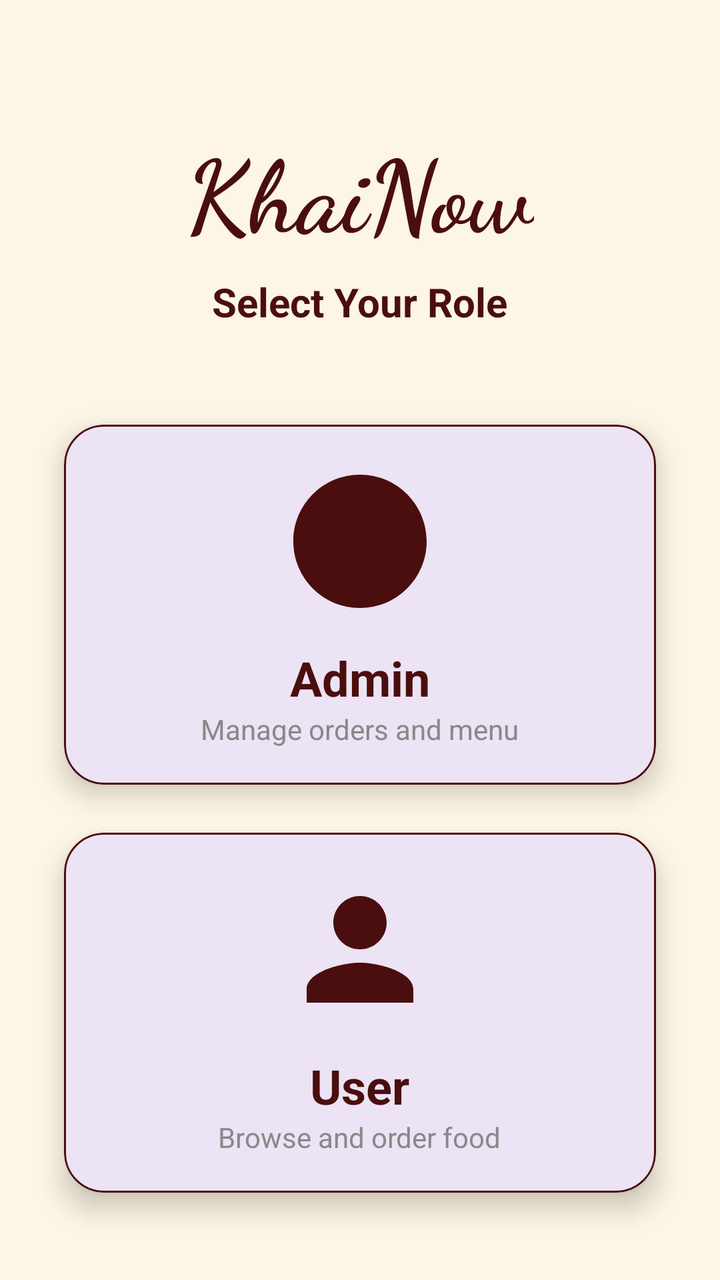
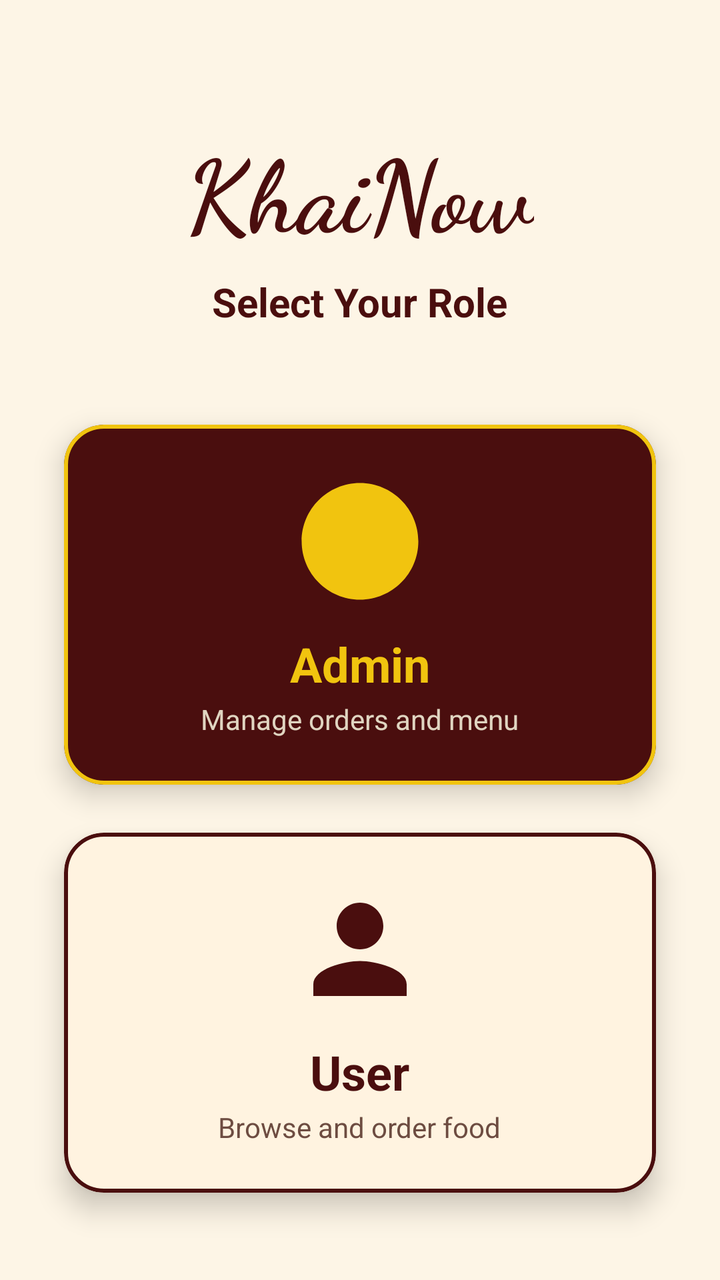

Before-and-after screenshots of an Android layout around one commit, followed by the original layout XML and the change that was made.
<!-- AndroidManifest.xml: application theme Theme.KhaiNow -->
<!-- res/layout/fragment_user_role.xml -->
<?xml version="1.0" encoding="utf-8"?>
<androidx.constraintlayout.widget.ConstraintLayout xmlns:android="http://schemas.android.com/apk/res/android"
    xmlns:app="http://schemas.android.com/apk/res-auto"
    xmlns:tools="http://schemas.android.com/tools"
    android:layout_width="match_parent"
    android:layout_height="match_parent"
    android:background="@color/restaurant_cream"
    tools:context=".fragments.UserRoleFragment">

    <TextView
        android:id="@+id/tv_title"
        android:layout_width="wrap_content"
        android:layout_height="wrap_content"
        android:layout_marginTop="60dp"
        android:fontFamily="cursive"
        android:text="KhaiNow"
        android:textColor="@color/restaurant_maroon"
        android:textSize="50sp"
        android:textStyle="bold"
        app:layout_constraintEnd_toEndOf="parent"
        app:layout_constraintStart_toStartOf="parent"
        app:layout_constraintTop_toTopOf="parent" />

    <TextView
        android:id="@+id/tv_subtitle"
        android:layout_width="wrap_content"
        android:layout_height="wrap_content"
        android:layout_marginTop="8dp"
        android:text="Select Your Role"
        android:textColor="@color/restaurant_maroon"
        android:textSize="20sp"
        android:textStyle="bold"
        app:layout_constraintEnd_toEndOf="parent"
        app:layout_constraintStart_toStartOf="parent"
        app:layout_constraintTop_toBottomOf="@id/tv_title" />

    <com.google.android.material.card.MaterialCardView
        android:id="@+id/card_admin"
        android:layout_width="0dp"
        android:layout_height="180dp"
        android:layout_marginHorizontal="32dp"
        android:layout_marginTop="48dp"
        android:clickable="true"
        android:focusable="true"
        app:cardCornerRadius="20dp"
        app:cardElevation="8dp"
        app:rippleColor="@color/restaurant_gold"
        app:strokeColor="@color/restaurant_maroon"
        app:strokeWidth="1dp"
        app:layout_constraintEnd_toEndOf="parent"
        app:layout_constraintStart_toStartOf="parent"
        app:layout_constraintTop_toBottomOf="@id/tv_subtitle">

        <LinearLayout
            android:layout_width="match_parent"
            android:layout_height="match_parent"
            android:gravity="center"
            android:orientation="vertical">

            <ImageView
                android:layout_width="80dp"
                android:layout_height="80dp"
                android:src="@drawable/ic_admin_role"
                app:tint="@color/restaurant_maroon"
                android:contentDescription="Admin Icon" />

            <TextView
                android:layout_width="wrap_content"
                android:layout_height="wrap_content"
                android:layout_marginTop="12dp"
                android:text="Admin"
                android:textColor="@color/restaurant_maroon"
                android:textSize="24sp"
                android:textStyle="bold" />

            <TextView
                android:layout_width="wrap_content"
                android:layout_height="wrap_content"
                android:text="Manage orders and menu"
                android:textColor="#888888"
                android:textSize="14sp" />
        </LinearLayout>
    </com.google.android.material.card.MaterialCardView>

    <com.google.android.material.card.MaterialCardView
        android:id="@+id/card_user"
        android:layout_width="0dp"
        android:layout_height="180dp"
        android:layout_marginHorizontal="32dp"
        android:layout_marginTop="24dp"
        android:clickable="true"
        android:focusable="true"
        app:cardCornerRadius="20dp"
        app:cardElevation="8dp"
        app:rippleColor="@color/restaurant_gold"
        app:strokeColor="@color/restaurant_maroon"
        app:strokeWidth="1dp"
        app:layout_constraintEnd_toEndOf="parent"
        app:layout_constraintStart_toStartOf="parent"
        app:layout_constraintTop_toBottomOf="@id/card_admin">

        <LinearLayout
            android:layout_width="match_parent"
            android:layout_height="match_parent"
            android:gravity="center"
            android:orientation="vertical">

            <ImageView
                android:layout_width="80dp"
                android:layout_height="80dp"
                android:src="@drawable/ic_user_role"
                app:tint="@color/restaurant_maroon"
                android:contentDescription="User Icon" />

            <TextView
                android:layout_width="wrap_content"
                android:layout_height="wrap_content"
                android:layout_marginTop="12dp"
                android:text="User"
                android:textColor="@color/restaurant_maroon"
                android:textSize="24sp"
                android:textStyle="bold" />

            <TextView
                android:layout_width="wrap_content"
                android:layout_height="wrap_content"
                android:text="Browse and order food"
                android:textColor="#888888"
                android:textSize="14sp" />
        </LinearLayout>
    </com.google.android.material.card.MaterialCardView>


</androidx.constraintlayout.widget.ConstraintLayout>
<!-- resources referenced by this layout -->
<resources>
  <color name="restaurant_cream">#FDF5E6</color>
  <color name="restaurant_gold">#F1C40F</color>
  <color name="restaurant_maroon">#4A0E0E</color>
  <!-- drawable ic_admin_role (drawable) -->
  <vector xmlns:android="http://schemas.android.com/apk/res/android"
      android:width="24dp"
      android:height="24dp"
      android:viewportWidth="24"
      android:viewportHeight="24"
      android:tint="?attr/colorControlNormal">
    <path
        android:fillColor="@android:color/white"
        android:pathData="M12,12m-9,0a9,9 0,1 1,18 0a9,9 0,1 1,-18 0"/>
    <path
        android:fillColor="@android:color/white"
        android:pathData="M12,2C6.48,2 2,6.48 2,12s4.48,10 10,10 10,-4.48 10,-10S17.52,2 12,2zM12,20c-4.41,0 -8,-3.59 -8,-8s3.59,-8 8,-8 8,3.59 8,8 -3.59,8 -8,8zM15,9L13,9L13,7L11,7L11,9L9,9L9,11L11,11L11,13L13,13L13,11L15,11L15,9z"/>
  </vector>
  <!-- drawable ic_user_role (drawable) -->
  <vector xmlns:android="http://schemas.android.com/apk/res/android"
      android:width="24dp"
      android:height="24dp"
      android:viewportWidth="24"
      android:viewportHeight="24"
      android:tint="?attr/colorControlNormal">
    <path
        android:fillColor="@android:color/white"
        android:pathData="M12,12c2.21,0 4,-1.79 4,-4s-1.79,-4 -4,-4 -4,1.79 -4,4 1.79,4 4,4zM12,14c-2.67,0 -8,1.34 -8,4v2h16v-2c0,-2.66 -5.33,-4 -8,-4z"/>
  </vector>
  <style name="Theme.KhaiNow" parent="Base.Theme.KhaiNow" />
  <style name="Base.Theme.KhaiNow" parent="Theme.Material3.DayNight.NoActionBar">
          
          <item name="android:statusBarColor">@color/restaurant_maroon</item>
          <item name="android:windowLightStatusBar">false</item>
  
      </style>
</resources>

<!-- the commit's change to res/layout/fragment_user_role.xml (unified diff, before → after) -->
@@ -5,7 +5,7 @@
     android:layout_width="match_parent"
     android:layout_height="match_parent"
     android:background="@color/restaurant_cream"
-    tools:context=".fragments.UserRoleFragment">
+    tools:context=".fragments.auth.UserRoleFragment">
 
     <TextView
         android:id="@+id/tv_title"
@@ -42,11 +42,12 @@
         android:layout_marginTop="48dp"
         android:clickable="true"
         android:focusable="true"
+        app:cardBackgroundColor="@color/card_admin_bg"
         app:cardCornerRadius="20dp"
         app:cardElevation="8dp"
         app:rippleColor="@color/restaurant_gold"
-        app:strokeColor="@color/restaurant_maroon"
-        app:strokeWidth="1dp"
+        app:strokeColor="@color/restaurant_gold"
+        app:strokeWidth="2dp"
         app:layout_constraintEnd_toEndOf="parent"
         app:layout_constraintStart_toStartOf="parent"
         app:layout_constraintTop_toBottomOf="@id/tv_subtitle">
@@ -58,26 +59,27 @@
             android:orientation="vertical">
 
             <ImageView
-                android:layout_width="80dp"
-                android:layout_height="80dp"
+                android:layout_width="70dp"
+                android:layout_height="70dp"
                 android:src="@drawable/ic_admin_role"
-                app:tint="@color/restaurant_maroon"
+                app:tint="@color/restaurant_gold"
                 android:contentDescription="Admin Icon" />
 
             <TextView
                 android:layout_width="wrap_content"
                 android:layout_height="wrap_content"
-                android:layout_marginTop="12dp"
+                android:layout_marginTop="10dp"
                 android:text="Admin"
-                android:textColor="@color/restaurant_maroon"
+                android:textColor="@color/restaurant_gold"
                 android:textSize="24sp"
                 android:textStyle="bold" />
 
             <TextView
                 android:layout_width="wrap_content"
                 android:layout_height="wrap_content"
+                android:layout_marginTop="2dp"
                 android:text="Manage orders and menu"
-                android:textColor="#888888"
+                android:textColor="@color/card_admin_text_sub"
                 android:textSize="14sp" />
         </LinearLayout>
     </com.google.android.material.card.MaterialCardView>
@@ -90,11 +92,12 @@
         android:layout_marginTop="24dp"
         android:clickable="true"
         android:focusable="true"
+        app:cardBackgroundColor="@color/card_user_bg"
         app:cardCornerRadius="20dp"
         app:cardElevation="8dp"
         app:rippleColor="@color/restaurant_gold"
         app:strokeColor="@color/restaurant_maroon"
-        app:strokeWidth="1dp"
+        app:strokeWidth="2dp"
         app:layout_constraintEnd_toEndOf="parent"
         app:layout_constraintStart_toStartOf="parent"
         app:layout_constraintTop_toBottomOf="@id/card_admin">
@@ -106,8 +109,8 @@
             android:orientation="vertical">
 
             <ImageView
-                android:layout_width="80dp"
-                android:layout_height="80dp"
+                android:layout_width="70dp"
+                android:layout_height="70dp"
                 android:src="@drawable/ic_user_role"
                 app:tint="@color/restaurant_maroon"
                 android:contentDescription="User Icon" />
@@ -115,7 +118,7 @@
             <TextView
                 android:layout_width="wrap_content"
                 android:layout_height="wrap_content"
-                android:layout_marginTop="12dp"
+                android:layout_marginTop="10dp"
                 android:text="User"
                 android:textColor="@color/restaurant_maroon"
                 android:textSize="24sp"
@@ -124,8 +127,9 @@
             <TextView
                 android:layout_width="wrap_content"
                 android:layout_height="wrap_content"
+                android:layout_marginTop="2dp"
                 android:text="Browse and order food"
-                android:textColor="#888888"
+                android:textColor="@color/card_user_text_sub"
                 android:textSize="14sp" />
         </LinearLayout>
     </com.google.android.material.card.MaterialCardView>
<!-- resource entries referenced after the edit -->
@@ -1,5 +1,9 @@
 <!-- resources referenced by this layout -->
 <resources>
+  <color name="card_admin_bg">#4A0E0E</color>
+  <color name="card_admin_text_sub">#E0D5C1</color>
+  <color name="card_user_bg">#FFF3E0</color>
+  <color name="card_user_text_sub">#6D4C41</color>
   <color name="restaurant_cream">#FDF5E6</color>
   <color name="restaurant_gold">#F1C40F</color>
   <color name="restaurant_maroon">#4A0E0E</color>
